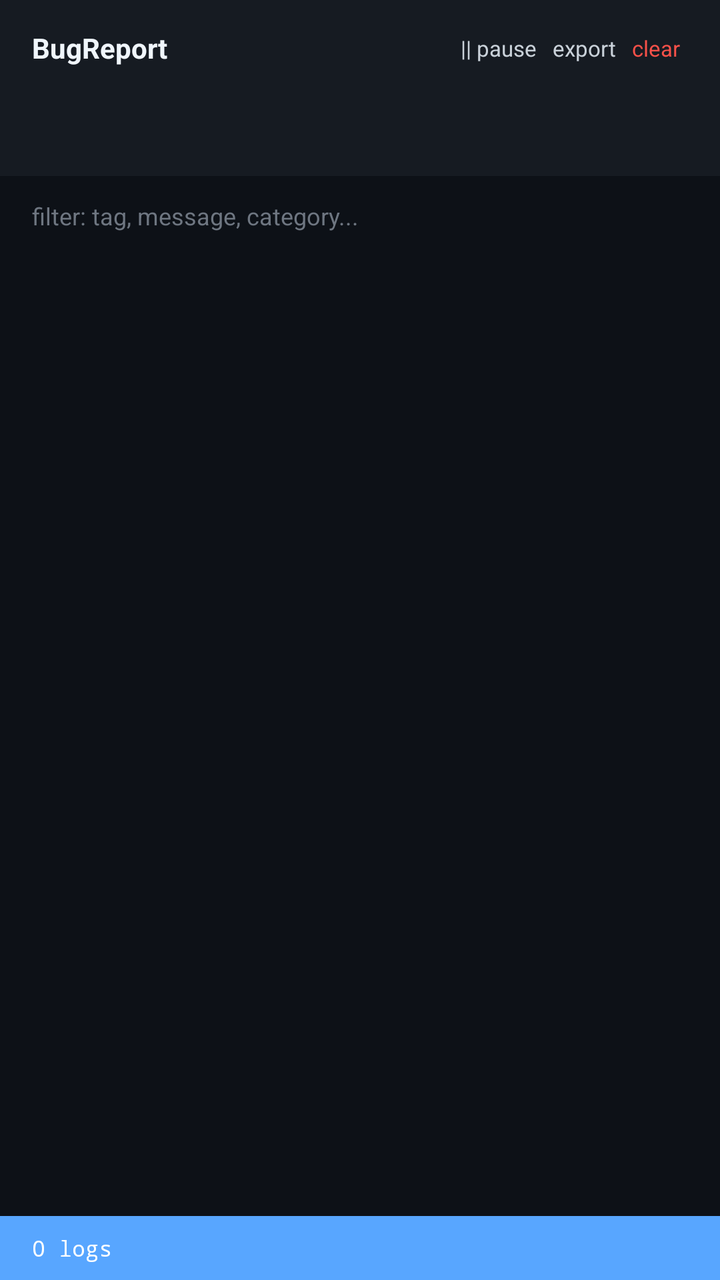
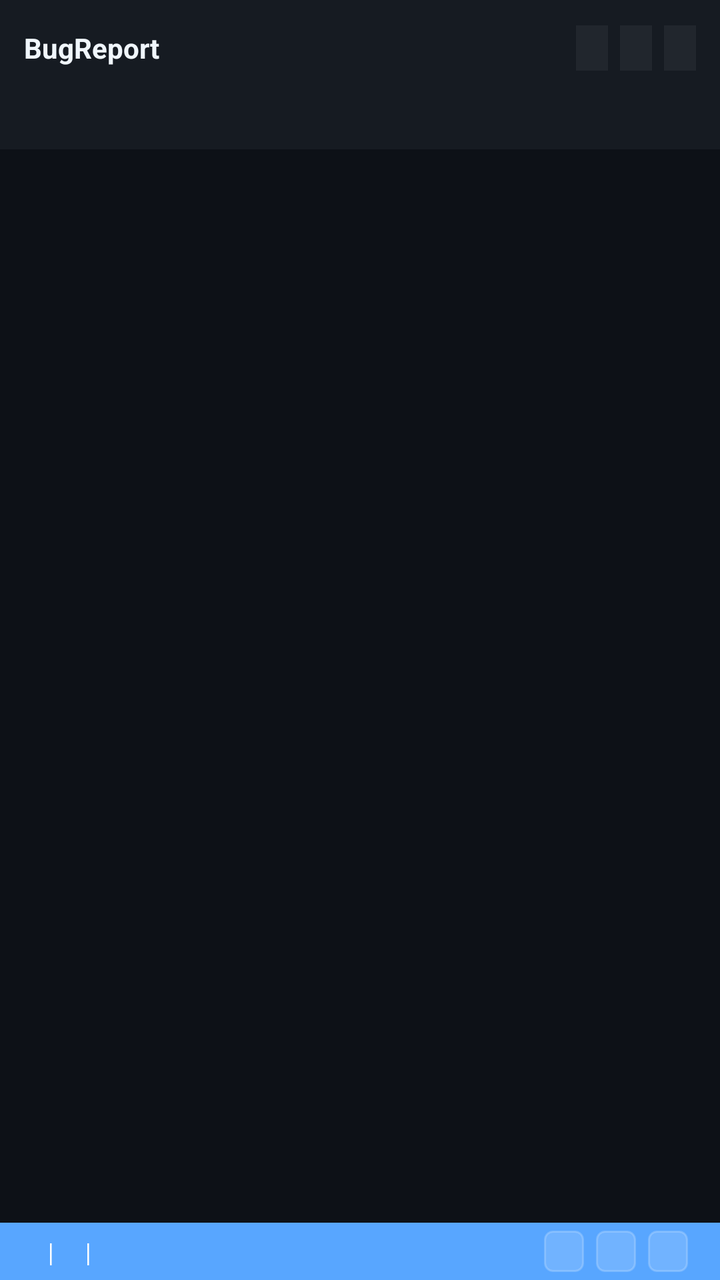

Two renders of the same Android screen: before a commit and after it. Below are the layout's source before the change and the commit's diff.
<!-- AndroidManifest.xml: activity theme Theme.AppCompat.DayNight.NoActionBar -->
<!-- res/layout/activity_log_viewer.xml -->
<?xml version="1.0" encoding="utf-8"?>
<LinearLayout xmlns:android="http://schemas.android.com/apk/res/android"
    android:layout_width="match_parent"
    android:layout_height="match_parent"
    android:orientation="vertical"
    android:background="#0d1117">

    
    <LinearLayout
        android:layout_width="match_parent"
        android:layout_height="48dp"
        android:background="#161b22"
        android:gravity="center_vertical"
        android:paddingStart="16dp"
        android:paddingEnd="16dp"
        android:orientation="horizontal">

        <TextView
            android:layout_width="0dp"
            android:layout_height="wrap_content"
            android:layout_weight="1"
            android:text="BugReport"
            android:textColor="#f0f6fc"
            android:textSize="14sp"
            android:textStyle="bold" />

        <TextView
            android:id="@+id/btn_live"
            android:layout_width="wrap_content"
            android:layout_height="wrap_content"
            android:text="|| pause"
            android:textColor="#c9d1d9"
            android:textSize="11sp"
            android:padding="4dp"
            android:onClick="onToggleLive" />

        <TextView
            android:layout_width="wrap_content"
            android:layout_height="wrap_content"
            android:text="export"
            android:textColor="#c9d1d9"
            android:textSize="11sp"
            android:padding="4dp"
            android:onClick="onExportText" />

        <TextView
            android:layout_width="wrap_content"
            android:layout_height="wrap_content"
            android:text="clear"
            android:textColor="#f85149"
            android:textSize="11sp"
            android:padding="4dp"
            android:onClick="onClear" />
    </LinearLayout>

    
    <HorizontalScrollView
        android:layout_width="match_parent"
        android:layout_height="40dp"
        android:background="#161b22"
        android:scrollbars="none">

        <LinearLayout
            android:id="@+id/tab_bar"
            android:layout_width="wrap_content"
            android:layout_height="match_parent"
            android:orientation="horizontal"
            android:paddingStart="8dp"
            android:paddingEnd="8dp" />
    </HorizontalScrollView>

    
    <EditText
        android:id="@+id/search_input"
        android:layout_width="match_parent"
        android:layout_height="40dp"
        android:background="#0d1117"
        android:hint="filter: tag, message, category..."
        android:textColor="#c9d1d9"
        android:textColorHint="#6e7681"
        android:textSize="12sp"
        android:paddingStart="16dp"
        android:paddingEnd="16dp"
        android:singleLine="true"
        android:imeOptions="actionSearch"
        android:onClick="onSearch" />

    
    <androidx.recyclerview.widget.RecyclerView
        android:id="@+id/log_list"
        android:layout_width="match_parent"
        android:layout_height="0dp"
        android:layout_weight="1"
        android:scrollbars="vertical" />

    
    <TextView
        android:id="@+id/status_bar"
        android:layout_width="match_parent"
        android:layout_height="32dp"
        android:background="#58a6ff"
        android:gravity="center_vertical"
        android:paddingStart="16dp"
        android:paddingEnd="16dp"
        android:text="0 logs"
        android:textColor="#ffffff"
        android:textSize="11sp"
        android:fontFamily="monospace" />

</LinearLayout>
<!-- resources referenced by this layout -->
<resources>

</resources>

<!-- the commit's change to res/layout/activity_log_viewer.xml (unified diff, before → after) -->
@@ -7,104 +7,371 @@
 
     
     <LinearLayout
+        android:id="@+id/toolbar"
         android:layout_width="match_parent"
         android:layout_height="48dp"
-        android:background="#161b22"
+        android:orientation="horizontal"
+        android:gravity="center_vertical"
+        android:paddingStart="12dp"
+        android:paddingEnd="12dp"
+        android:background="#161b22">
+
+        
+        <LinearLayout
+            android:layout_width="0dp"
+            android:layout_height="wrap_content"
+            android:layout_weight="1"
+            android:orientation="horizontal"
+            android:gravity="center_vertical">
+
+            <TextView
+                android:id="@+id/tb_title"
+                android:layout_width="wrap_content"
+                android:layout_height="wrap_content"
+                android:text="BugReport"
+                android:textColor="#f0f6fc"
+                android:textSize="14sp"
+                android:textStyle="bold" />
+
+            <View
+                android:id="@+id/status_dot"
+                android:layout_width="8dp"
+                android:layout_height="8dp"
+                android:layout_marginStart="8dp"
+                android:layout_marginEnd="4dp" />
+
+            <TextView
+                android:id="@+id/tb_status"
+                android:layout_width="wrap_content"
+                android:layout_height="wrap_content"
+                android:text=""
+                android:textColor="#8b949e"
+                android:textSize="11sp" />
+        </LinearLayout>
+
+        
+        <LinearLayout
+            android:layout_width="wrap_content"
+            android:layout_height="wrap_content"
+            android:orientation="horizontal">
+
+            <TextView
+                android:id="@+id/btn_live"
+                android:layout_width="wrap_content"
+                android:layout_height="wrap_content"
+                android:text=""
+                android:textColor="#c9d1d9"
+                android:textSize="11sp"
+                android:padding="4dp"
+                android:paddingStart="8dp"
+                android:paddingEnd="8dp"
+                android:background="#21262d"
+                android:onClick="onToggleLive" />
+
+            <TextView
+                android:id="@+id/btn_export"
+                android:layout_width="wrap_content"
+                android:layout_height="wrap_content"
+                android:text=""
+                android:textColor="#c9d1d9"
+                android:textSize="11sp"
+                android:padding="4dp"
+                android:paddingStart="8dp"
+                android:paddingEnd="8dp"
+                android:layout_marginStart="6dp"
+                android:background="#21262d"
+                android:onClick="onExport" />
+
+            <TextView
+                android:id="@+id/btn_filter"
+                android:layout_width="wrap_content"
+                android:layout_height="wrap_content"
+                android:text=""
+                android:textColor="#c9d1d9"
+                android:textSize="11sp"
+                android:padding="4dp"
+                android:paddingStart="8dp"
+                android:paddingEnd="8dp"
+                android:layout_marginStart="6dp"
+                android:background="#21262d"
+                android:onClick="onFilter" />
+        </LinearLayout>
+    </LinearLayout>
+
+    
+    <LinearLayout
+        android:id="@+id/stats_bar"
+        android:layout_width="match_parent"
+        android:layout_height="wrap_content"
+        android:orientation="horizontal"
         android:gravity="center_vertical"
         android:paddingStart="16dp"
         android:paddingEnd="16dp"
-        android:orientation="horizontal">
-
-        <TextView
+        android:paddingTop="6dp"
+        android:paddingBottom="6dp"
+        android:background="#161b22">
+
+        <TextView
+            android:id="@+id/stat_e"
+            android:layout_width="wrap_content"
+            android:layout_height="wrap_content"
+            android:text=""
+            android:textColor="#f85149"
+            android:textSize="11sp"
+            android:fontFamily="monospace"
+            android:paddingEnd="16dp"
+            android:onClick="onStatE" />
+
+        <TextView
+            android:id="@+id/stat_w"
+            android:layout_width="wrap_content"
+            android:layout_height="wrap_content"
+            android:text=""
+            android:textColor="#d29922"
+            android:textSize="11sp"
+            android:fontFamily="monospace"
+            android:paddingEnd="16dp"
+            android:onClick="onStatW" />
+
+        <TextView
+            android:id="@+id/stat_n"
+            android:layout_width="wrap_content"
+            android:layout_height="wrap_content"
+            android:text=""
+            android:textColor="#58a6ff"
+            android:textSize="11sp"
+            android:fontFamily="monospace"
+            android:paddingEnd="16dp"
+            android:onClick="onStatN" />
+
+        <TextView
+            android:id="@+id/stat_p"
+            android:layout_width="wrap_content"
+            android:layout_height="wrap_content"
+            android:text=""
+            android:textColor="#a371f7"
+            android:textSize="11sp"
+            android:fontFamily="monospace"
+            android:paddingEnd="16dp"
+            android:onClick="onStatP" />
+
+        <Space
             android:layout_width="0dp"
             android:layout_height="wrap_content"
+            android:layout_weight="1" />
+
+        <TextView
+            android:id="@+id/stat_session"
+            android:layout_width="wrap_content"
+            android:layout_height="wrap_content"
+            android:text=""
+            android:textColor="#6e7681"
+            android:textSize="11sp"
+            android:fontFamily="monospace" />
+    </LinearLayout>
+
+    
+    <LinearLayout
+        android:id="@+id/search_bar"
+        android:layout_width="match_parent"
+        android:layout_height="wrap_content"
+        android:orientation="horizontal"
+        android:gravity="center_vertical"
+        android:padding="8dp"
+        android:paddingStart="16dp"
+        android:paddingEnd="16dp"
+        android:background="#161b22"
+        android:visibility="gone">
+
+        <EditText
+            android:id="@+id/search_input"
+            android:layout_width="0dp"
+            android:layout_height="wrap_content"
             android:layout_weight="1"
-            android:text="BugReport"
-            android:textColor="#f0f6fc"
-            android:textSize="14sp"
-            android:textStyle="bold" />
-
-        <TextView
-            android:id="@+id/btn_live"
-            android:layout_width="wrap_content"
-            android:layout_height="wrap_content"
-            android:text="|| pause"
+            android:hint=""
+            android:textColorHint="#6e7681"
             android:textColor="#c9d1d9"
+            android:textSize="12sp"
+            android:fontFamily="monospace"
+            android:background="#0d1117"
+            android:padding="8dp"
+            android:singleLine="true"
+            android:imeOptions="actionSearch"
+            android:onClick="onSearch" />
+
+        <TextView
+            android:id="@+id/btn_close_search"
+            android:layout_width="wrap_content"
+            android:layout_height="wrap_content"
+            android:text=""
+            android:textColor="#c9d1d9"
             android:textSize="11sp"
             android:padding="4dp"
-            android:onClick="onToggleLive" />
-
-        <TextView
-            android:layout_width="wrap_content"
-            android:layout_height="wrap_content"
-            android:text="export"
-            android:textColor="#c9d1d9"
-            android:textSize="11sp"
-            android:padding="4dp"
-            android:onClick="onExportText" />
-
-        <TextView
-            android:layout_width="wrap_content"
-            android:layout_height="wrap_content"
-            android:text="clear"
-            android:textColor="#f85149"
-            android:textSize="11sp"
-            android:padding="4dp"
-            android:onClick="onClear" />
+            android:paddingStart="10dp"
+            android:paddingEnd="10dp"
+            android:background="#21262d"
+            android:layout_marginStart="8dp"
+            android:onClick="onCloseSearch" />
     </LinearLayout>
 
     
     <HorizontalScrollView
         android:layout_width="match_parent"
-        android:layout_height="40dp"
+        android:layout_height="wrap_content"
         android:background="#161b22"
         android:scrollbars="none">
 
         <LinearLayout
             android:id="@+id/tab_bar"
             android:layout_width="wrap_content"
-            android:layout_height="match_parent"
+            android:layout_height="wrap_content"
             android:orientation="horizontal"
             android:paddingStart="8dp"
             android:paddingEnd="8dp" />
     </HorizontalScrollView>
 
     
-    <EditText
-        android:id="@+id/search_input"
-        android:layout_width="match_parent"
-        android:layout_height="40dp"
-        android:background="#0d1117"
-        android:hint="filter: tag, message, category..."
-        android:textColor="#c9d1d9"
-        android:textColorHint="#6e7681"
-        android:textSize="12sp"
-        android:paddingStart="16dp"
-        android:paddingEnd="16dp"
-        android:singleLine="true"
-        android:imeOptions="actionSearch"
-        android:onClick="onSearch" />
-
-    
-    <androidx.recyclerview.widget.RecyclerView
-        android:id="@+id/log_list"
+    <FrameLayout
         android:layout_width="match_parent"
         android:layout_height="0dp"
-        android:layout_weight="1"
-        android:scrollbars="vertical" />
-
-    
-    <TextView
+        android:layout_weight="1">
+
+        <androidx.recyclerview.widget.RecyclerView
+            android:id="@+id/log_list"
+            android:layout_width="match_parent"
+            android:layout_height="match_parent"
+            android:clipToPadding="false" />
+
+        <TextView
+            android:id="@+id/empty_text"
+            android:layout_width="wrap_content"
+            android:layout_height="wrap_content"
+            android:layout_gravity="center"
+            android:text=""
+            android:textColor="#6e7681"
+            android:textSize="12sp"
+            android:visibility="gone" />
+    </FrameLayout>
+
+    
+    <LinearLayout
         android:id="@+id/status_bar"
         android:layout_width="match_parent"
-        android:layout_height="32dp"
-        android:background="#58a6ff"
+        android:layout_height="wrap_content"
+        android:orientation="horizontal"
         android:gravity="center_vertical"
         android:paddingStart="16dp"
         android:paddingEnd="16dp"
-        android:text="0 logs"
-        android:textColor="#ffffff"
-        android:textSize="11sp"
-        android:fontFamily="monospace" />
+        android:paddingTop="4dp"
+        android:paddingBottom="4dp"
+        android:background="#58a6ff">
+
+        
+        <LinearLayout
+            android:layout_width="0dp"
+            android:layout_height="wrap_content"
+            android:layout_weight="1"
+            android:orientation="horizontal"
+            android:gravity="center_vertical">
+
+            <TextView
+                android:id="@+id/status_logs_count"
+                android:layout_width="wrap_content"
+                android:layout_height="wrap_content"
+                android:text=""
+                android:textColor="#ffffff"
+                android:textSize="11sp"
+                android:fontFamily="monospace" />
+
+            <TextView
+                android:layout_width="wrap_content"
+                android:layout_height="wrap_content"
+                android:text="|"
+                android:textColor="#ffffff"
+                android:textSize="11sp"
+                android:fontFamily="monospace"
+                android:paddingStart="6dp"
+                android:paddingEnd="6dp" />
+
+            <TextView
+                android:id="@+id/status_uptime"
+                android:layout_width="wrap_content"
+                android:layout_height="wrap_content"
+                android:text=""
+                android:textColor="#ffffff"
+                android:textSize="11sp"
+                android:fontFamily="monospace" />
+
+            <TextView
+                android:layout_width="wrap_content"
+                android:layout_height="wrap_content"
+                android:text="|"
+                android:textColor="#ffffff"
+                android:textSize="11sp"
+                android:fontFamily="monospace"
+                android:paddingStart="6dp"
+                android:paddingEnd="6dp" />
+
+            <TextView
+                android:id="@+id/status_device"
+                android:layout_width="wrap_content"
+                android:layout_height="wrap_content"
+                android:text=""
+                android:textColor="#ffffff"
+                android:textSize="11sp"
+                android:fontFamily="monospace" />
+        </LinearLayout>
+
+        
+        <LinearLayout
+            android:layout_width="wrap_content"
+            android:layout_height="wrap_content"
+            android:orientation="horizontal">
+
+            <TextView
+                android:id="@+id/btn_copy_text"
+                android:layout_width="wrap_content"
+                android:layout_height="wrap_content"
+                android:text=""
+                android:textColor="#ffffff"
+                android:textSize="11sp"
+                android:paddingStart="10dp"
+                android:paddingEnd="10dp"
+                android:paddingTop="3dp"
+                android:paddingBottom="3dp"
+                android:background="@drawable/status_btn_bg"
+                android:onClick="onCopyText" />
+
+            <TextView
+                android:id="@+id/btn_copy_json"
+                android:layout_width="wrap_content"
+                android:layout_height="wrap_content"
+                android:text=""
+                android:textColor="#ffffff"
+                android:textSize="11sp"
+                android:paddingStart="10dp"
+                android:paddingEnd="10dp"
+                android:paddingTop="3dp"
+                android:paddingBottom="3dp"
+                android:layout_marginStart="6dp"
+                android:background="@drawable/status_btn_bg"
+                android:onClick="onCopyJson" />
+
+            <TextView
+                android:id="@+id/btn_clear"
+                android:layout_width="wrap_content"
+                android:layout_height="wrap_content"
+                android:text=""
+                android:textColor="#ffb3b0"
+                android:textSize="11sp"
+                android:paddingStart="10dp"
+                android:paddingEnd="10dp"
+                android:paddingTop="3dp"
+                android:paddingBottom="3dp"
+                android:layout_marginStart="6dp"
+                android:background="@drawable/status_btn_bg"
+                android:onClick="onClear" />
+        </LinearLayout>
+    </LinearLayout>
 
 </LinearLayout>
<!-- resource entries referenced after the edit -->
@@ -1,5 +1,12 @@
 <!-- resources referenced by this layout -->
 <resources>
-
+  <!-- drawable status_btn_bg (drawable) -->
+  <?xml version="1.0" encoding="utf-8"?>
+  <shape xmlns:android="http://schemas.android.com/apk/res/android"
+      android:shape="rectangle">
+      <solid android:color="#26ffffff" />
+      <corners android:radius="4dp" />
+      <stroke android:width="1dp" android:color="#33ffffff" />
+  </shape>
 </resources>
 
